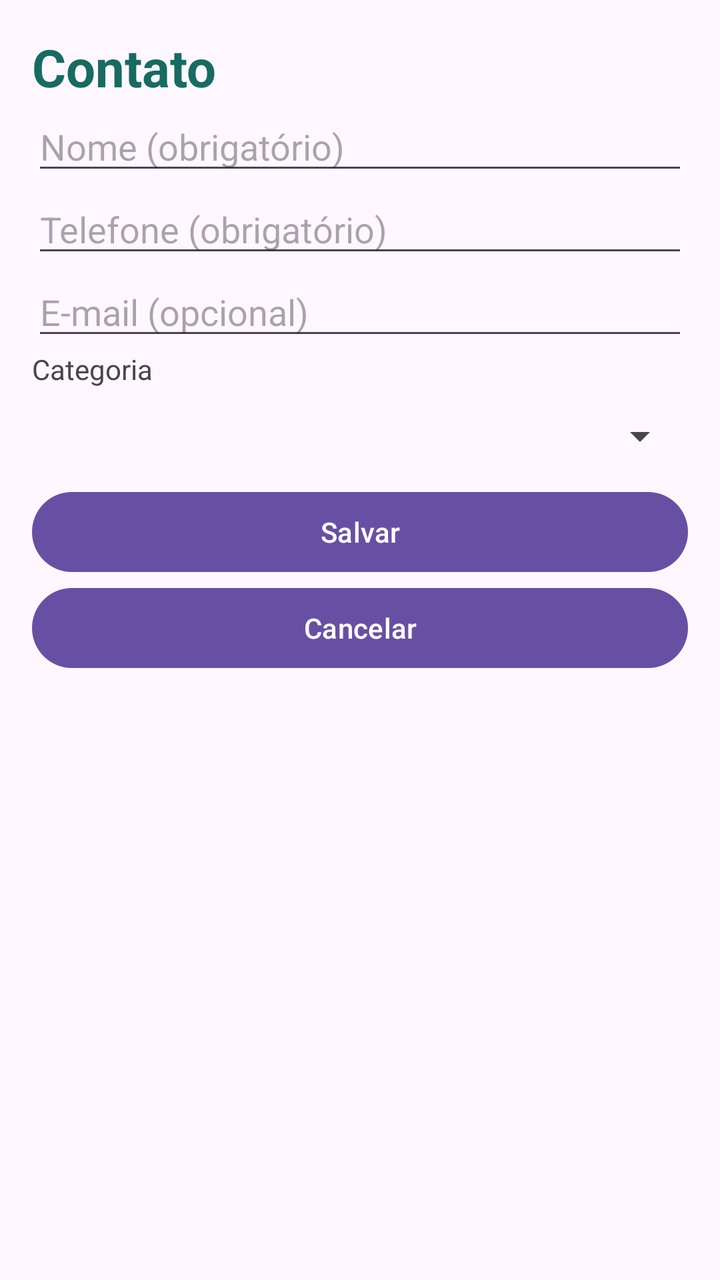
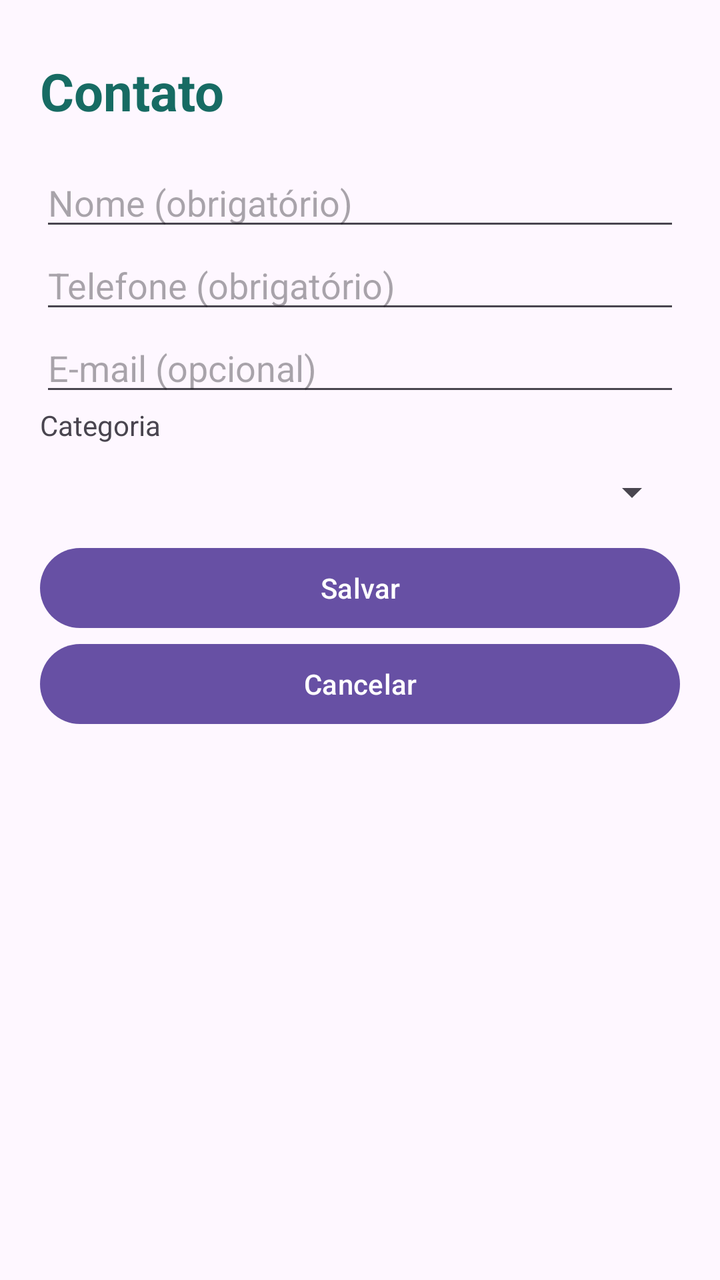

The first picture is an Android layout as it rendered before a commit; the second is the same layout after the commit. The layout source and the unified diff follow.
<!-- AndroidManifest.xml: application theme Theme.Trabalho2_DDM -->
<!-- res/layout/activity_cadastro_contato.xml -->
<?xml version="1.0" encoding="utf-8"?>
<ScrollView xmlns:android="http://schemas.android.com/apk/res/android"
    android:layout_width="match_parent"
    android:layout_height="match_parent"
    android:fillViewport="true">

    <LinearLayout
        android:layout_width="match_parent"
        android:layout_height="wrap_content"
        android:orientation="vertical"
        android:padding="16dp">

        <TextView
            android:layout_width="match_parent"
            android:layout_height="wrap_content"
            android:text="Contato"
            android:textColor="#176B63"
            android:textSize="26sp"
            android:textStyle="bold" />

        <EditText
            android:id="@+id/etNome"
            android:layout_width="match_parent"
            android:layout_height="wrap_content"
            android:hint="Nome (obrigatório)"
            android:inputType="textPersonName"
            android:singleLine="true" />

        <EditText
            android:id="@+id/etTelefone"
            android:layout_width="match_parent"
            android:layout_height="wrap_content"
            android:hint="Telefone (obrigatório)"
            android:inputType="phone"
            android:singleLine="true" />

        <EditText
            android:id="@+id/etEmail"
            android:layout_width="match_parent"
            android:layout_height="wrap_content"
            android:hint="E-mail (opcional)"
            android:inputType="textEmailAddress"
            android:singleLine="true" />

        <TextView
            android:layout_width="match_parent"
            android:layout_height="wrap_content"
            android:text="Categoria" />

        <Spinner
            android:id="@+id/spCategoria"
            android:layout_width="match_parent"
            android:layout_height="48dp"
            android:contentDescription="Categoria do contato" />

        <Button
            android:id="@+id/btnSalvar"
            android:layout_width="match_parent"
            android:layout_height="wrap_content"
            android:text="Salvar"
            android:onClick="salvarContato" />

        <Button
            android:id="@+id/btnExcluir"
            android:layout_width="match_parent"
            android:layout_height="wrap_content"
            android:text="Excluir"
            android:onClick="excluirContato"
            android:visibility="gone" />

        <Button
            android:layout_width="match_parent"
            android:layout_height="wrap_content"
            android:text="Cancelar"
            android:onClick="cancelar" />

    </LinearLayout>

</ScrollView>
<!-- resources referenced by this layout -->
<resources>
  <style name="Theme.Trabalho2_DDM" parent="Base.Theme.Trabalho2_DDM" />
  <style name="Base.Theme.Trabalho2_DDM" parent="Theme.Material3.DayNight.NoActionBar">
          
          
      </style>
</resources>

<!-- the commit's change to res/layout/activity_cadastro_contato.xml (unified diff, before → after) -->
@@ -1,79 +1,92 @@
 <?xml version="1.0" encoding="utf-8"?>
-<ScrollView xmlns:android="http://schemas.android.com/apk/res/android"
+<FrameLayout xmlns:android="http://schemas.android.com/apk/res/android"
     android:layout_width="match_parent"
     android:layout_height="match_parent"
-    android:fillViewport="true">
+    android:fitsSystemWindows="true"
+    android:background="?android:attr/colorBackground">
 
-    <LinearLayout
+    <ScrollView
+        android:id="@+id/telaCadastro"
         android:layout_width="match_parent"
-        android:layout_height="wrap_content"
-        android:orientation="vertical"
-        android:padding="16dp">
+        android:layout_height="match_parent"
+        android:fillViewport="true"
+        android:clipToPadding="false">
 
-        <TextView
+        <LinearLayout
             android:layout_width="match_parent"
             android:layout_height="wrap_content"
-            android:text="Contato"
-            android:textColor="#176B63"
-            android:textSize="26sp"
-            android:textStyle="bold" />
+            android:orientation="vertical"
+            android:paddingLeft="20dp"
+            android:paddingTop="28dp"
+            android:paddingRight="20dp"
+            android:paddingBottom="16dp">
 
-        <EditText
-            android:id="@+id/etNome"
-            android:layout_width="match_parent"
-            android:layout_height="wrap_content"
-            android:hint="Nome (obrigatório)"
-            android:inputType="textPersonName"
-            android:singleLine="true" />
+            <TextView
+                android:layout_width="match_parent"
+                android:layout_height="wrap_content"
+                android:text="Contato"
+                android:textColor="#176B63"
+                android:layout_marginBottom="16dp"
+                android:textSize="26sp"
+                android:textStyle="bold" />
 
-        <EditText
-            android:id="@+id/etTelefone"
-            android:layout_width="match_parent"
-            android:layout_height="wrap_content"
-            android:hint="Telefone (obrigatório)"
-            android:inputType="phone"
-            android:singleLine="true" />
+            <EditText
+                android:id="@+id/etNome"
+                android:layout_width="match_parent"
+                android:layout_height="wrap_content"
+                android:hint="Nome (obrigatório)"
+                android:inputType="textPersonName"
+                android:singleLine="true" />
 
-        <EditText
-            android:id="@+id/etEmail"
-            android:layout_width="match_parent"
-            android:layout_height="wrap_content"
-            android:hint="E-mail (opcional)"
-            android:inputType="textEmailAddress"
-            android:singleLine="true" />
+            <EditText
+                android:id="@+id/etTelefone"
+                android:layout_width="match_parent"
+                android:layout_height="wrap_content"
+                android:hint="Telefone (obrigatório)"
+                android:inputType="phone"
+                android:singleLine="true" />
 
-        <TextView
-            android:layout_width="match_parent"
-            android:layout_height="wrap_content"
-            android:text="Categoria" />
+            <EditText
+                android:id="@+id/etEmail"
+                android:layout_width="match_parent"
+                android:layout_height="wrap_content"
+                android:hint="E-mail (opcional)"
+                android:inputType="textEmailAddress"
+                android:singleLine="true" />
 
-        <Spinner
-            android:id="@+id/spCategoria"
-            android:layout_width="match_parent"
-            android:layout_height="48dp"
-            android:contentDescription="Categoria do contato" />
+            <TextView
+                android:layout_width="match_parent"
+                android:layout_height="wrap_content"
+                android:text="Categoria" />
 
-        <Button
-            android:id="@+id/btnSalvar"
-            android:layout_width="match_parent"
-            android:layout_height="wrap_content"
-            android:text="Salvar"
-            android:onClick="salvarContato" />
+            <Spinner
+                android:id="@+id/spCategoria"
+                android:layout_width="match_parent"
+                android:layout_height="48dp"
+                android:contentDescription="Categoria do contato" />
 
-        <Button
-            android:id="@+id/btnExcluir"
-            android:layout_width="match_parent"
-            android:layout_height="wrap_content"
-            android:text="Excluir"
-            android:onClick="excluirContato"
-            android:visibility="gone" />
+            <Button
+                android:id="@+id/btnSalvar"
+                android:layout_width="match_parent"
+                android:layout_height="wrap_content"
+                android:text="Salvar"
+                android:onClick="salvarContato" />
 
-        <Button
-            android:layout_width="match_parent"
-            android:layout_height="wrap_content"
-            android:text="Cancelar"
-            android:onClick="cancelar" />
+            <Button
+                android:id="@+id/btnExcluir"
+                android:layout_width="match_parent"
+                android:layout_height="wrap_content"
+                android:text="Excluir"
+                android:onClick="excluirContato"
+                android:visibility="gone" />
 
-    </LinearLayout>
+            <Button
+                android:layout_width="match_parent"
+                android:layout_height="wrap_content"
+                android:text="Cancelar"
+                android:onClick="cancelar" />
 
-</ScrollView>
+        </LinearLayout>
+
+    </ScrollView>
+</FrameLayout>
